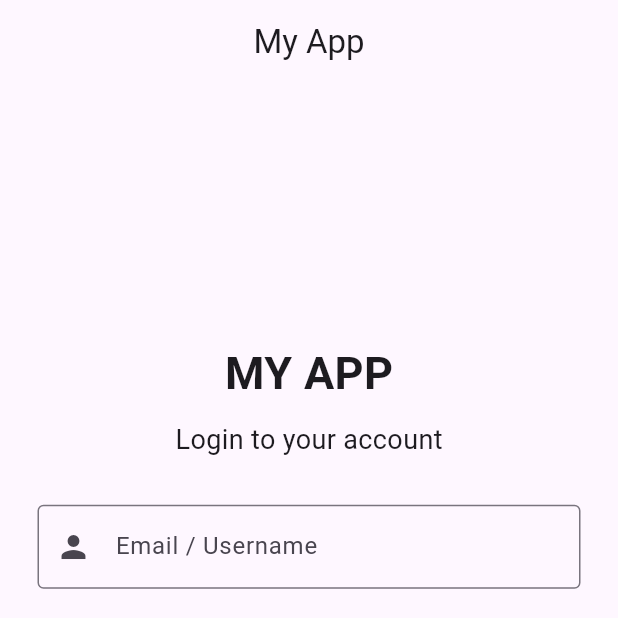
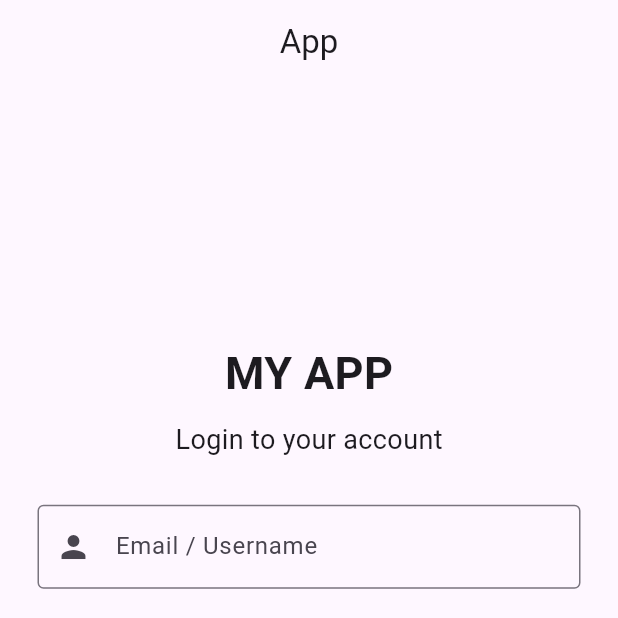
Before and after one commit to sujan-dev7/FlutterApp, a Flutter app: the screen it shows after launch, on a phone screen of 412 x 824 dp, the top half of it. Run offline on Flutter 3.47's test engine with Material 3 defaults, Android fonts, the phone set to English and light mode, and no system bars.

Commit message:
updated pages

```diff
--- a/lib/login_page.dart
+++ b/lib/login_page.dart
@@ -8,7 +8,7 @@ class LoginPage extends StatelessWidget {
   Widget build(BuildContext context) {
     return Scaffold(
       appBar: AppBar(
-        title: const Text('My App'),
+        title: const Text('App'),
         centerTitle: true,
       ),
 
--- a/lib/main.dart
+++ b/lib/main.dart
@@ -12,7 +12,7 @@ class MyApp extends StatelessWidget {
   Widget build(BuildContext context) {
     return MaterialApp(
       debugShowCheckedModeBanner: false,
-      title: 'My App',
+      title: 'App',
       home: const LoginPage(),
     );
   }
```
